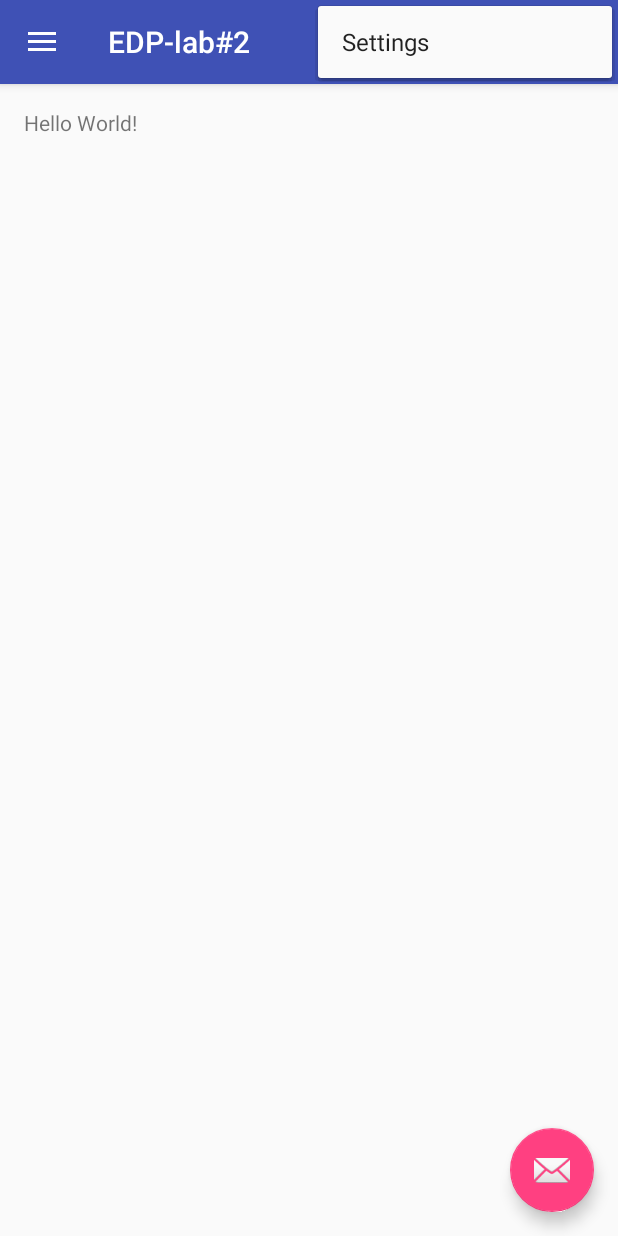
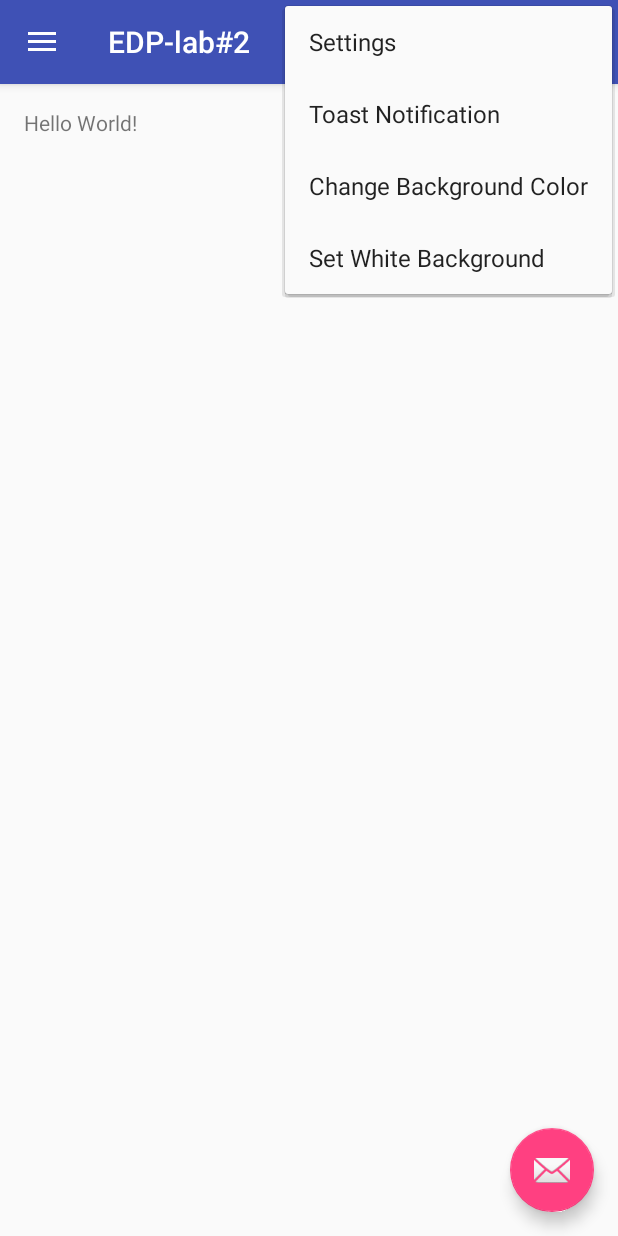
Before and after one commit to strdr4605/TUM-EDP-labs, an Android app: the screen it shows after launch (MainActivity), with the options menu open, on a phone screen of 412 x 824 dp. Run offline under Robolectric (Android 15) with nearby library versions, the phone set to English and light mode, and no system bars.

Commit message:
Add system menu

```diff
--- a/lab#2/EDP-lab#2/app/src/main/res/layout/content_main.xml
+++ b/lab#2/EDP-lab#2/app/src/main/res/layout/content_main.xml
@@ -7,6 +7,7 @@
     android:layout_height="match_parent"
     android:paddingLeft="@dimen/activity_horizontal_margin"
     android:paddingRight="@dimen/activity_horizontal_margin"
+    android:id="@+id/content_layout"
     android:paddingTop="@dimen/activity_vertical_margin"
     android:paddingBottom="@dimen/activity_vertical_margin"
     app:layout_behavior="@string/appbar_scrolling_view_behavior"
--- a/lab#2/EDP-lab#2/app/src/main/res/menu/main.xml
+++ b/lab#2/EDP-lab#2/app/src/main/res/menu/main.xml
@@ -5,4 +5,17 @@
         android:title="@string/action_settings"
         android:orderInCategory="100"
         app:showAsAction="never" />
+    <item android:id="@+id/action_toast"
+        android:title="@string/action_toast"
+        android:orderInCategory="100"
+        app:showAsAction="never" />
+    <item android:id="@+id/action_change_bg"
+        android:title="@string/action_change_bg"
+        android:orderInCategory="100"
+        app:showAsAction="never" />
+    <item android:id="@+id/action_default_bg"
+        android:title="@string/action_default_bg"
+        android:orderInCategory="100"
+        app:showAsAction="never" />
+
 </menu>
--- a/lab#2/EDP-lab#2/app/src/main/res/values/strings.xml
+++ b/lab#2/EDP-lab#2/app/src/main/res/values/strings.xml
@@ -5,4 +5,7 @@
     <string name="navigation_drawer_close">Close navigation drawer</string>
 
     <string name="action_settings">Settings</string>
+    <string name="action_toast">Toast Notification</string>
+    <string name="action_change_bg">Change Background Color</string>
+    <string name="action_default_bg">Set White Background</string>
 </resources>
```
Also changed, not shown: lab#2/EDP-lab#2/app/src/main/java/com/example/strainu/edp_lab2/MainActivity.java (+22 -2 lines).
